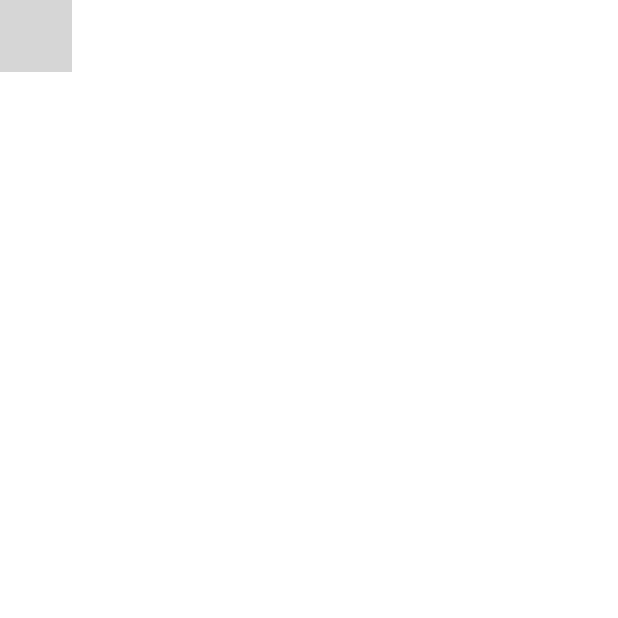
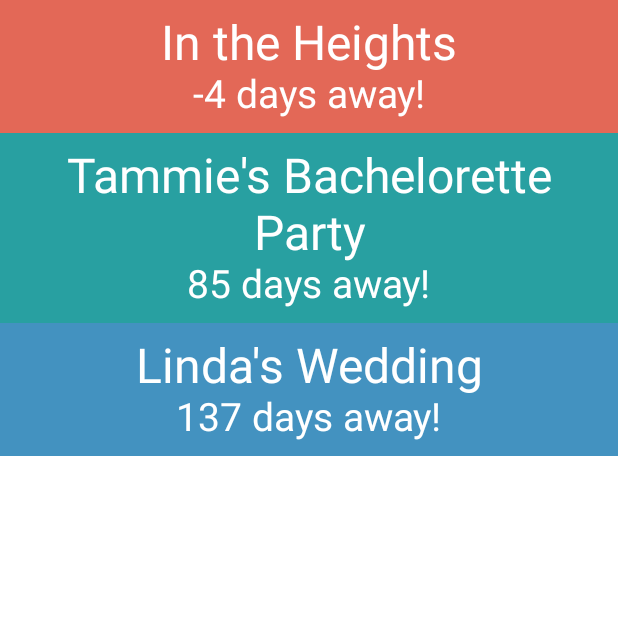
Before and after one commit to calren/LittleJoy, an Android app built with Jetpack Compose: the screen it shows after launch (MainActivity), on a phone screen of 412 x 824 dp, the top half of it. Run offline under Robolectric (Android 15) with nearby library versions, the phone set to English and light mode, and no system bars; our stand-ins replace Room's generated code; grey boxes are pictures that could not be loaded.

Commit message:
Fix errors. Save date as long in database

```diff
--- a/app/src/main/java/com/example/littlejoy/Event.kt
+++ b/app/src/main/java/com/example/littlejoy/Event.kt
@@ -9,5 +9,5 @@ import java.time.Instant
 data class Event(
     @PrimaryKey val uid: Int,
     @ColumnInfo(name = "event_name") val eventName: String,
-    @ColumnInfo(name = "event_time") val eventTime: Instant
+    @ColumnInfo(name = "event_time") val eventTime: Long
 )
--- a/app/src/main/java/com/example/littlejoy/MainActivity.kt
+++ b/app/src/main/java/com/example/littlejoy/MainActivity.kt
@@ -28,6 +28,7 @@ import java.time.Duration
 import java.time.Instant
 import java.time.LocalDate
 import java.time.ZoneId
+import java.time.temporal.ChronoField
 
 class MainActivity : ComponentActivity() {
     override fun onCreate(savedInstanceState: Bundle?) {
@@ -37,12 +38,21 @@ class MainActivity : ComponentActivity() {
                 // A surface container using the 'background' color from the theme
                 Surface(color = MaterialTheme.colors.background) {
                     val testEvents = listOf(
-                        Event("In the Heights", getInstantFromStringDate("2021-06-10")),
                         Event(
+                            1,
+                            "In the Heights",
+                            getInstantFromStringDate("2021-06-10").toEpochMilli()
+                        ),
+                        Event(
+                            2,
                             "Tammie's Bachelorette Party",
-                            getInstantFromStringDate("2021-09-08")
+                            getInstantFromStringDate("2021-09-08").toEpochMilli()
                         ),
-                        Event("Linda's Wedding", getInstantFromStringDate("2021-10-30"))
+                        Event(
+                            3,
+                            "Linda's Wedding",
+                            getInstantFromStringDate("2021-10-30").toEpochMilli()
+                        )
                     )
                     EventsList(testEvents)
                 }
@@ -83,7 +93,7 @@ fun EventRow(event: Event) {
             Text(
                 modifier = Modifier
                     .align(Alignment.CenterHorizontally),
-                text = getDaysUntilDate(event.eventTime).toString() + " days away!",
+                text = getDaysUntilDate(Instant.ofEpochMilli(event.eventTime)).toString() + " days away!",
                 color = Color.White,
                 fontSize = 26.sp
             )
@@ -134,12 +144,13 @@ fun getInstantFromStringDate(date: String): Instant {
 @Composable
 fun DefaultPreview() {
     val testEvents = listOf(
-        Event("In the Heights", getInstantFromStringDate("2021-06-10")),
+        Event(1, "In the Heights", getInstantFromStringDate("2021-06-10").toEpochMilli()),
         Event(
+            2,
             "Tammie's Bachelorette Party",
-            getInstantFromStringDate("2021-09-08")
+            getInstantFromStringDate("2021-09-08").toEpochMilli()
         ),
-        Event("Linda's Wedding", getInstantFromStringDate("2021-10-30"))
+        Event(3, "Linda's Wedding", getInstantFromStringDate("2021-10-30").toEpochMilli())
     )
 
     // Preview list
@@ -148,5 +159,5 @@ fun DefaultPreview() {
 //    }
 
     // Preview list item
-    EventRow(Event("Latte's Birthday", getInstantFromStringDate("2021-07-30")))
+    EventRow(Event(1, "Latte's Birthday", getInstantFromStringDate("2021-07-30").toEpochMilli()))
 }
```
